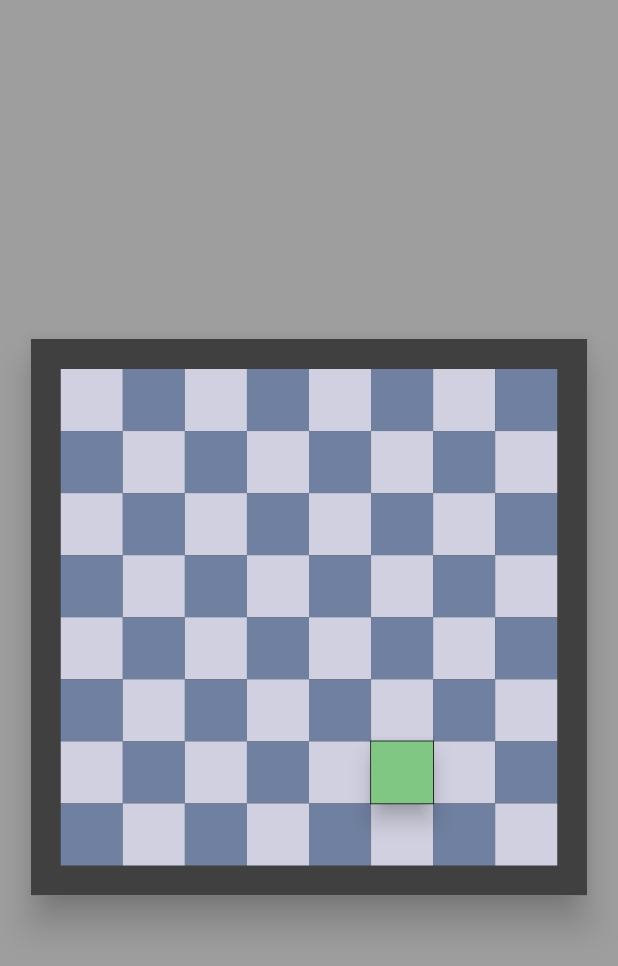
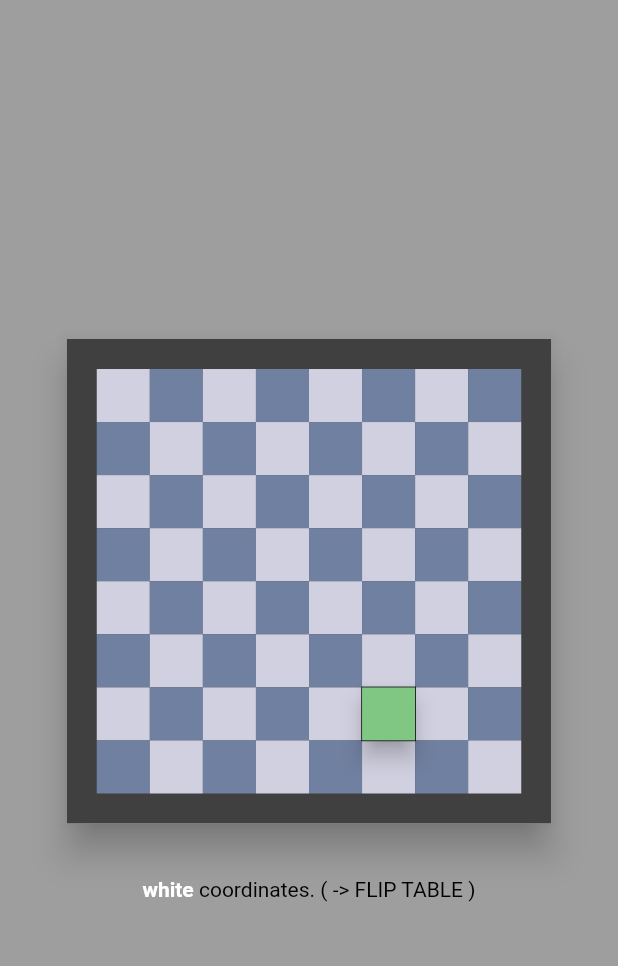
Before and after one commit to jaysephjw/go_app, a Flutter app: the screen it shows after launch, on a phone screen of 412 x 824 dp. Shown: the top 966 px of the screen. Run offline on Flutter 3.47's test engine with Material 2 defaults, Android fonts, the phone set to English and light mode, and no system bars.

Commit message:
Toggle coordinates as white/black

```diff
--- a/lib/chess_game.dart
+++ b/lib/chess_game.dart
@@ -15,6 +15,7 @@ class _ChessGameState extends State<ChessGame> {
 
   FocusNode _node = FocusNode();
   Square highlighted;
+  bool printAsBlack = false;
 
   Queue<Square> _queue = Queue();
 
@@ -30,7 +31,9 @@ class _ChessGameState extends State<ChessGame> {
         ..addAll(oneBoard)..addAll(oneBoard)..addAll(oneBoard)..shuffle();
       _queue.addAll(items);
     }
-    return _queue.removeFirst();
+    return _queue.removeFirst()
+      ..reveal = false
+      ..printAsBlack = printAsBlack;
   }
 
   @override
@@ -60,7 +63,7 @@ class _ChessGameState extends State<ChessGame> {
 
     final Size size = MediaQuery.of(context).size;
 
-    final double boardSize = size.shortestSide - 41;
+    final double boardSize = size.shortestSide - 89;
 
     return GestureDetector(
       onTap: _next,
@@ -75,7 +78,9 @@ class _ChessGameState extends State<ChessGame> {
                 child: BoardWidget(highlighted: highlighted)
             ),
           ),
-          // Invisible tiny text input as a hACKy way to listen to the keyboard
+	  FlatButton(child: _getButtonLabel(), onPressed: _press),
+
+        // Invisible tiny text input as a hACKy way to listen to the keyboard
           SizedBox(
             width: 1,
             height: 1,
@@ -91,4 +96,24 @@ class _ChessGameState extends State<ChessGame> {
       ),
     );
   }
+
+  Widget _getButtonLabel() {
+    final ts = TextSpan(
+        style: TextStyle(color: Colors.black),
+        children: [
+          TextSpan(
+            text: printAsBlack ? 'black ' : 'white ',
+            style: TextStyle(color: printAsBlack ? Colors.black : Colors.white, fontWeight: FontWeight.bold)
+          ),
+          TextSpan(text: 'coordinates. ( -> FLIP TABLE )'),
+    ]);
+    return RichText(text: ts);
+  }
+
+	_press() {
+		setState(() {
+      printAsBlack = !printAsBlack;
+      highlighted?.printAsBlack = printAsBlack;
+		});
+	}
 }
--- a/lib/model.dart
+++ b/lib/model.dart
@@ -1,6 +1,8 @@
 import 'dart:collection';
 
 /// A single square on the chess board.
+import 'dart:math';
+
 class Square {
   final int x;
   final int y;
@@ -8,13 +10,18 @@ class Square {
   // SUPER hacky way to pass flag in to highlighted board cell
   bool reveal = false;
 
+  // SUPER hacky way to pass flag in to reverse the board to show as black
+  bool printAsBlack = false;
+
   Square(this.x, this.y);
 
-
-  static const cols = 'ABCDEFGH';
-  static const rows = '87654321';
+  static String cols = 'abcdefgh';
+  static String rows = '87654321';
 
   String name() {
+    if (printAsBlack) {
+      return '${cols[7 - x]}${rows[7 - y]}';
+    }
     return '${cols[x]}${rows[y]}';
   }
 
```
